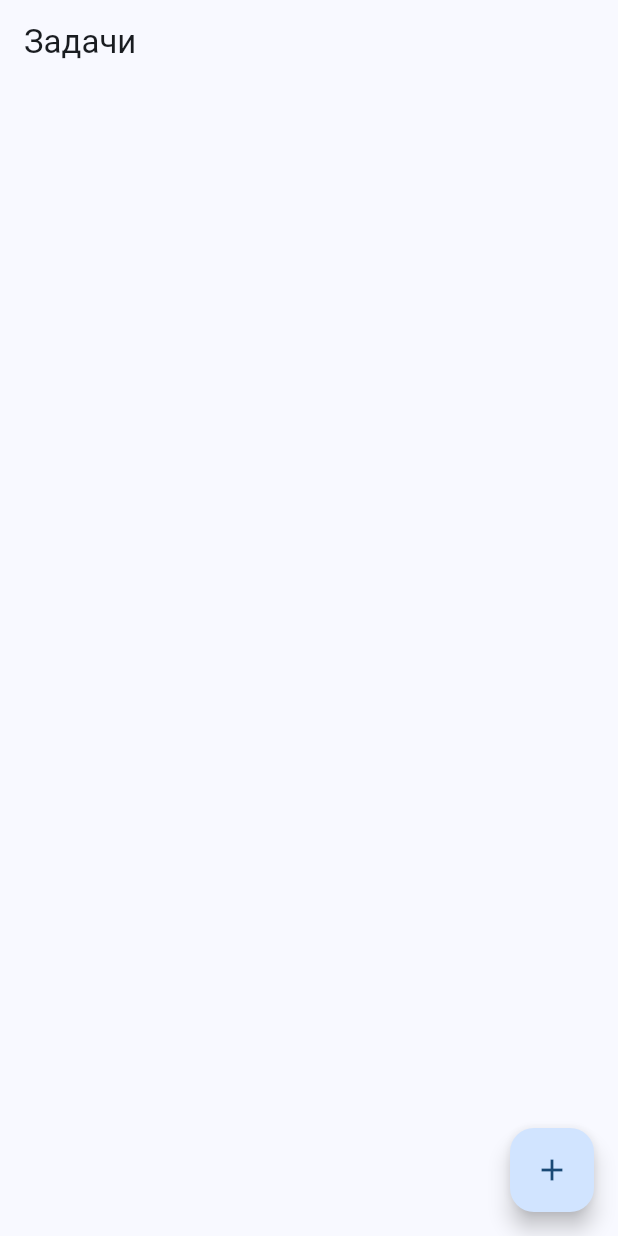
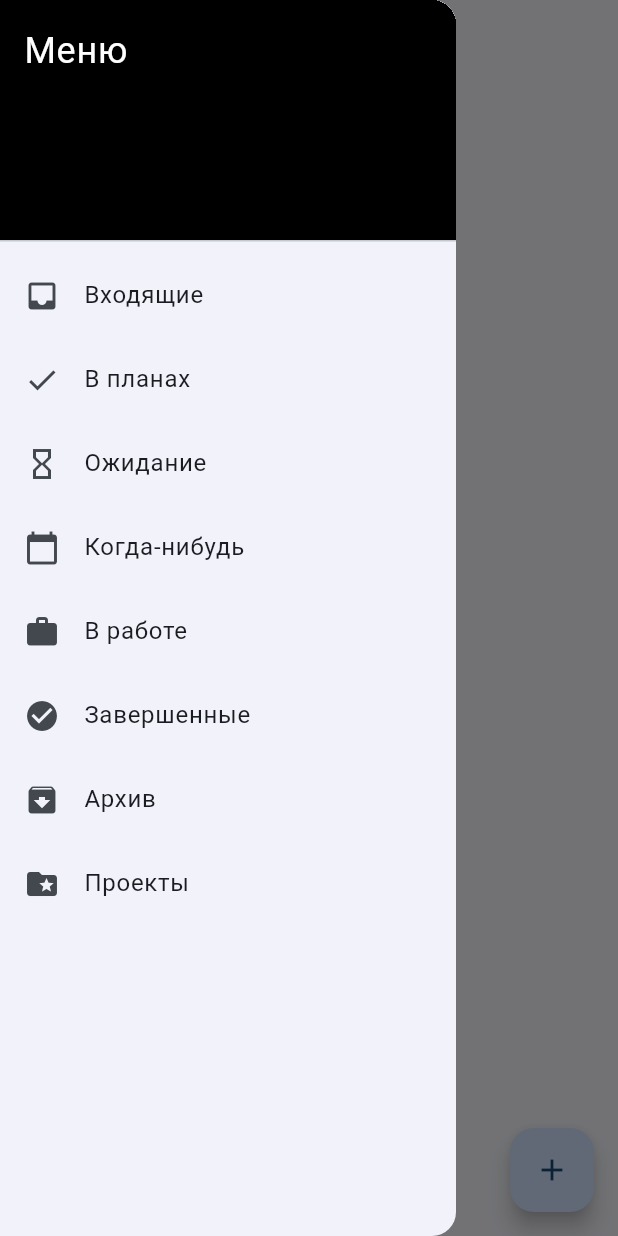
Before and after one commit to lumeiw/GTD_task, a Flutter app: the screen it shows after launch, with the side drawer open (before the commit the screen has no drawer), on a phone screen of 412 x 824 dp. Run offline on Flutter 3.47's test engine with Material 3 defaults, Android fonts, the phone set to English and light mode, and no system bars; our stand-ins replace flutter_bloc, get_it, go_router, injectable, shared_preferences.

Commit message:
Боковое меню
реализация без отдельного виджета (каждая категория это отдельный экран). Экраны пустые просто заглушка

```diff
--- /dev/null
+++ b/lib/core/router/app_router.dart
@@ -0,0 +1,56 @@
+import 'package:go_router/go_router.dart';
+import 'package:gtd_task/features/task/presentation/screens/task_list_screen.dart';
+import 'package:gtd_task/features/task/presentation/screens/inbox_screen.dart';
+import 'package:gtd_task/features/task/presentation/screens/planned_screen.dart';
+import 'package:gtd_task/features/task/presentation/screens/waiting_screen.dart';
+import 'package:gtd_task/features/task/presentation/screens/someday_screen.dart';
+import 'package:gtd_task/features/task/presentation/screens/in_progress_screen.dart';
+import 'package:gtd_task/features/task/presentation/screens/completed_screen.dart';
+import 'package:gtd_task/features/task/presentation/screens/archive_screen.dart';
+import 'package:gtd_task/features/task/presentation/screens/projects_screen.dart';
+
+abstract class AppRouter {
+  static final GoRouter router = GoRouter(
+    initialLocation: '/task-list-screen',
+    routes: [
+      GoRoute(
+        path: '/task-list-screen',
+        builder: (context, state) => const TaskListScreen(),
+        routes: [
+          GoRoute(
+            path: '/inbox',
+            builder: (context, state) => const InboxScreen(),
+          ),
+          GoRoute(
+            path: '/planned',
+            builder: (context, state) => const PlannedScreen(),
+          ),
+          GoRoute(
+            path: '/waiting',
+            builder: (context, state) => const WaitingScreen(),
+          ),
+          GoRoute(
+            path: '/someday',
+            builder: (context, state) => const SomedayScreen(),
+          ),
+          GoRoute(
+            path: '/in-progress',
+            builder: (context, state) => const InProgressScreen(),
+          ),
+          GoRoute(
+            path: '/completed',
+            builder: (context, state) => const CompletedScreen(),
+          ),
+          GoRoute(
+            path: '/archive',
+            builder: (context, state) => const ArchiveScreen(),
+          ),
+          GoRoute(
+            path: '/projects',
+            builder: (context, state) => const ProjectsScreen(),
+          ),
+        ]
+      )
+    ]
+  );
+}
--- a/lib/features/task/presentation/screens/task_list_screen.dart
+++ b/lib/features/task/presentation/screens/task_list_screen.dart
@@ -1,6 +1,7 @@
 import 'package:flutter/material.dart';
 import 'package:flutter_bloc/flutter_bloc.dart';
 import 'package:get_it/get_it.dart';
+import 'package:go_router/go_router.dart';
 import 'package:gtd_task/features/task/domain/entities/i_task_entity.dart';
 import 'package:gtd_task/features/task/presentation/cubits/create/create_task_cubit.dart';
 import 'package:gtd_task/features/task/presentation/cubits/list/list_task_cubit.dart';
@@ -14,7 +15,92 @@ class TaskListScreen extends StatelessWidget {
   @override
   Widget build(BuildContext context) {
     return Scaffold(
-      appBar: AppBar(title: const Text('Задачи')),
+      appBar: AppBar(
+        title: const Text('Задачи'),
+        leading: Builder(
+          builder: (innerContext) => IconButton(
+          icon: const Icon(Icons.menu),
+          onPressed: () {
+            Scaffold.of(innerContext).openDrawer();
+          },
+        ),
+      ),
+    ),
+      drawer: Drawer(
+        child: ListView(
+          padding: EdgeInsets.zero,
+          children: [
+            const DrawerHeader(
+              decoration: BoxDecoration(
+                color: Colors.black,
+              ),
+              child: Text(
+                'Меню',
+                style: TextStyle(
+                  color: Colors.white,
+                  fontSize: 24,
+                ),
+              ),
+            ),
+            ListTile(
+              leading: const Icon(Icons.inbox),
+              title: const Text('Входящие'),
+              onTap: () {
+                context.go('/task-list-screen/inbox');
+              },
+            ),
+            ListTile(
+              leading: const Icon(Icons.check),
+              title: const Text('В планах'),
+              onTap: () {
+                context.go('/task-list-screen/planned');
+              },
+            ),
+            ListTile(
+              leading: const Icon(Icons.hourglass_empty),
+              title: const Text('Ожидание'),
+              onTap: () {
+                context.go('/task-list-screen/waiting');
+              },
+            ),
+            ListTile(
+              leading: const Icon(Icons.calendar_today),
+              title: const Text('Когда-нибудь'),
+              onTap: () {
+                context.go('/task-list-screen/someday');
+              },
+            ),
+            ListTile(
+              leading: const Icon(Icons.work),
+              title: const Text('В работе'),
+              onTap: () {
+                context.go('/task-list-screen/in-progress');
+              },
+            ),
+            ListTile(
+              leading: const Icon(Icons.check_circle),
+              title: const Text('Завершенные'),
+              onTap: () {
+                context.go('/task-list-screen/completed');
+              },
+            ),
+            ListTile(
+              leading: const Icon(Icons.archive),
+              title: const Text('Архив'),
+              onTap: () {
+                context.go('/task-list-screen/archive');
+              },
+            ),
+            ListTile(
+              leading: const Icon(Icons.folder_special),
+              title: const Text('Проекты'),
+              onTap: () {
+                context.go('/task-list-screen/projects');
+              },
+            ),
+          ],
+        ),
+      ),
       body: BlocBuilder<TaskListCubit, TaskListState>(
         builder: (context, state) {
           return switch (state) {
--- a/lib/main.dart
+++ b/lib/main.dart
@@ -1,9 +1,9 @@
 import 'package:flutter/material.dart';
 import 'package:flutter_bloc/flutter_bloc.dart';
 import 'package:gtd_task/core/di/injection.dart';
+import 'package:gtd_task/core/router/app_router.dart';
 import 'package:gtd_task/features/task/presentation/cubits/list/list_task_cubit.dart';
 import 'package:gtd_task/features/task/presentation/cubits/create/create_task_cubit.dart';
-import 'package:gtd_task/features/task/presentation/screens/task_list_screen.dart';
 
 void main() async {
   WidgetsFlutterBinding.ensureInitialized();
@@ -17,13 +17,7 @@ class MyApp extends StatelessWidget {
 
   @override
   Widget build(BuildContext context) {
-    return MaterialApp(
-      title: 'GTD Task',
-      theme: ThemeData(
-        colorScheme: ColorScheme.fromSeed(seedColor: Colors.blue),
-        useMaterial3: true,
-      ),
-      home: MultiBlocProvider(
+    return MultiBlocProvider(
       providers: [
         BlocProvider(
           create: (context) => getIt<TaskListCubit>()..loadTasks(),
@@ -32,7 +26,13 @@ class MyApp extends StatelessWidget {
           create: (context) => getIt<CreateTaskCubit>(),
         ),
       ],
-        child: const TaskListScreen(),
+      child: MaterialApp.router(
+        routerConfig: AppRouter.router,
+        title: 'GTD Task',
+        theme: ThemeData(
+          colorScheme: ColorScheme.fromSeed(seedColor: Colors.blue),
+          useMaterial3: true,
+        ),
       ),
     );
   }
--- a/pubspec.yaml
+++ b/pubspec.yaml
@@ -40,6 +40,7 @@ dependencies:
   build_runner: ^2.4.15
   injectable_generator: ^2.7.0
   flutter_bloc: ^9.0.0
+  go_router: ^14.8.1
 
 dev_dependencies:
   flutter_test:
```
Also changed, not shown: lib/features/task/presentation/screens/archive_screen.dart (added, +17 -0 lines), lib/features/task/presentation/screens/completed_screen.dart (added, +17 -0 lines), lib/features/task/presentation/screens/in_progress_screen.dart (added, +17 -0 lines), lib/features/task/presentation/screens/inbox_screen.dart (added, +17 -0 lines), lib/features/task/presentation/screens/planned_screen.dart (added, +17 -0 lines), lib/features/task/presentation/screens/projects_screen.dart (added, +17 -0 lines), lib/features/task/presentation/screens/someday_screen.dart (added, +17 -0 lines), lib/features/task/presentation/screens/waiting_screen.dart (added, +17 -0 lines), pubspec.lock, 1 other file. Lines whose indentation alone changed are shown as unchanged.
